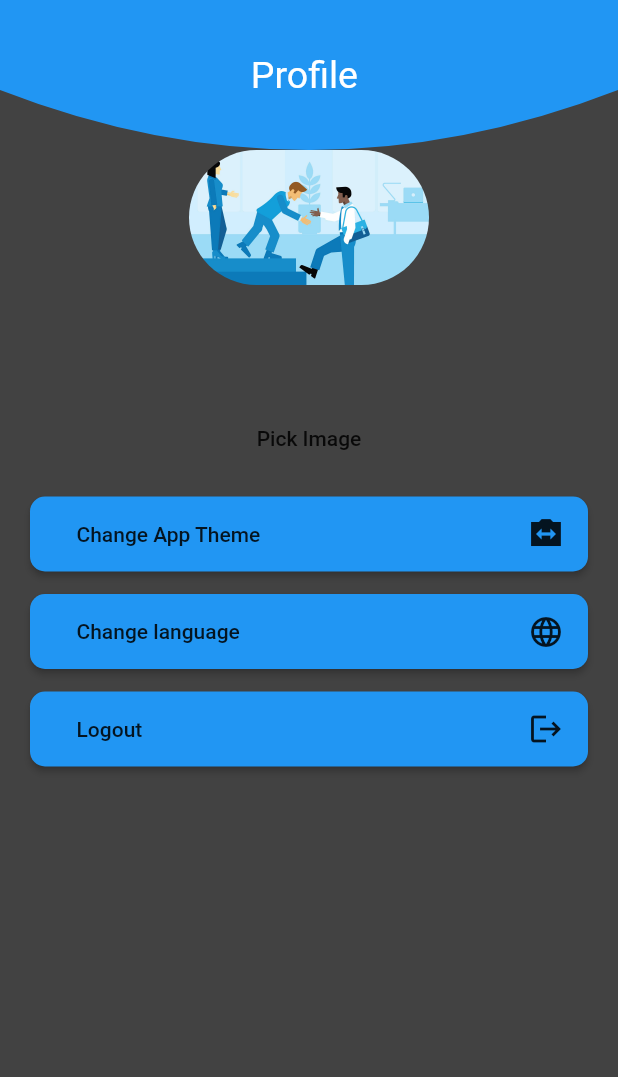
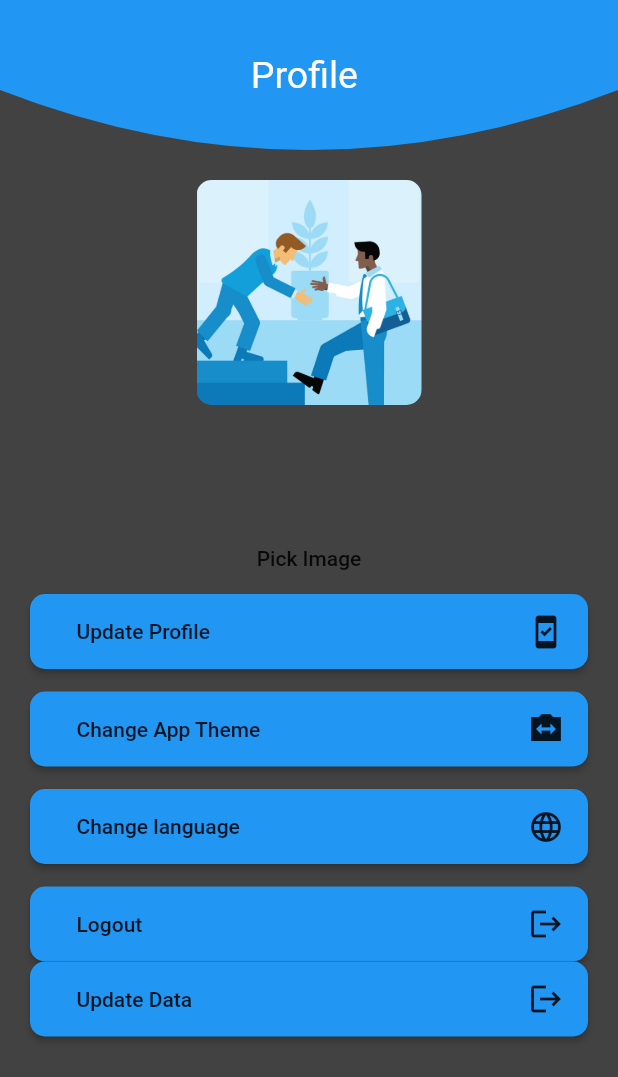
Before and after one commit to 27dandash/Booking-hotel-Algoriza, a Flutter app: the profile_screen screen opened directly, on a phone screen of 412 x 824 dp. Shown: the top 1077 px of the screen. Run offline on Flutter 3.47's test engine with Material 2 defaults, Android fonts, the phone set to English and light mode, and no system bars; our stand-ins replace bloc, buildcondition, connectivity, dio, flutter_bloc, flutter_conditional_rendering and 9 more; accounts and stored records are empty; network calls fail.

Commit message:
fix image

```diff
--- a/lib/layout/cubit/cubit.dart
+++ b/lib/layout/cubit/cubit.dart
@@ -1,7 +1,9 @@
 import 'dart:convert';
+import 'dart:io';
 
 import 'package:bloc/bloc.dart';
 import 'package:connectivity/connectivity.dart';
+import 'package:dio/dio.dart';
 import 'package:flutter/cupertino.dart';
 import 'package:flutter/material.dart';
 import 'package:flutter/services.dart';
@@ -56,42 +58,20 @@ class AppCubit extends Cubit<AppState> {
 
 //-------------------------------------------------pickImage
   final ImagePicker _picker = ImagePicker();
-  XFile? image;
+  XFile? pickImageFromGallery;
 
   void pickImage() async {
     emit(PickImageLoadingState());
-    final pickedFile = await _picker.pickImage(source: ImageSource.gallery);
-
-    if (pickedFile != null) {
-      image = pickedFile;
-
+    pickImageFromGallery = await _picker.pickImage(source: ImageSource.gallery);
     emit(PickImageSuccessState());
   }
+
+  void removeImage() async {
+    pickImageFromGallery;
+    emit(RemoveImageSuccessState());
   }
-//-------------------------------------------------updateprofile
 
-  TestProfile? updateprofileData;
 
-  void getupdateProfileData({
-   required String name,
-    required String email,
-     Image ? image,
-  }) {
-    emit(UpdateProfileLoadingDataState());
-
-    DioHelper.postData(url: updateProfileEndPoint, data: {
-      'name': name,
-      'email': email,
-      'image':image,
-    }).then((value) {
-      updateprofileData = TestProfile.fromJson(value.data['data']);
-      print('================updateprofile===============${updateprofileData!.name}');
-      emit(UpdateProfileSuccessDataState());
-    }).catchError((onError) {
-      print('================Error update profile======== ${onError.toString()}');
-      emit(UpdateProfileErrorDataState(onError.toString()));
-    });
-  }
 
 //-------------------------------------------------getprofile
   TestProfile? profileData;
@@ -250,52 +230,41 @@ class AppCubit extends Cubit<AppState> {
   }
 
   /////////////////////////////////////////////
-/*
-  Future<Either<ServerException, UserModel>> updateProfile({
-    required String token,
+
+//-------------------------------------------------updateprofile
+
+  TestProfile? updateprofileData;
+
+  void getUpdateProfileData({
     required String name,
     required String email,
-    File? image,
+    XFile? image,
+
   }) async {
-    return basicErrorHandling<UserModel>(
-      onSuccess: () async {
-        final response = await DioHelper.postData(
-          url: '$baseApiUrl$version$updateProfileEndPoint',
-          token: token,
-          // isMultipart: true,
-          data: FormData.fromMap({
+    emit(UpdateProfileLoadingDataState());
+
+    DioHelper.postData(
+            url: updateProfileEndPoint,
+            data: {
               'name': name,
               'email': email,
+
               'image': await MultipartFile.fromFile(
                 image!.path,
                 filename: Uri.file(image.path).pathSegments.last,
               ),
-          }),
-        );
 
-        return UserModel.fromJson(response.data);
             },
-      onServerException: (e) async {
-        return e;
-      },
-    );
+            token: token)
+        .then((value) {
+      updateprofileData = TestProfile.fromJson(value.data['data']);
+      print(
+          '================updateprofile===============${updateprofileData!.name}');
+      emit(UpdateProfileSuccessDataState());
+    }).catchError((onError) {
+      print(
+          '================Error update profile======== ${onError.toString()}');
+      emit(UpdateProfileErrorDataState(onError.toString()));
+    });
   }
-  ///////////////////////////postData
-    static Future<Response> postData({
-    required String url,
-    Map<String, dynamic>? query,
-    required dynamic data,
-    String lang = 'en',
-    String? token,
-    bool isMultipart = false,
-  }) async {
-    dio.options.headers = {
-      'lang': lang,
-      'Content-Type': 'application/json',
-      'token': token
-    };
-    return await dio.post(url, queryParameters: query, data: data);
 }
-
- */
-}
--- a/lib/layout/cubit/states.dart
+++ b/lib/layout/cubit/states.dart
@@ -17,6 +17,7 @@ class ShopLoadingState extends AppState {}
 class ShowMoreState extends AppState {}
 //-------------------------------------------pickImage
 class PickImageSuccessState extends AppState {}
+class RemoveImageSuccessState extends AppState {}
 class PickImageLoadingState extends AppState {}
 
 //-------------------------------------------updateprofilestate
--- a/lib/main.dart
+++ b/lib/main.dart
@@ -79,7 +79,7 @@ class MyApp extends StatelessWidget {
               ..gethotels()
               ..getSearch()
               ..getProfileData()
-              ..getupdateProfileData(name:'',email: '')
+              // ..getUpdateProfileData(name:'عبدالرحمن دندش',email: 'ww@gmail.com')
               ),
         BlocProvider<RegisterCubit>(
             create: (BuildContext context) => RegisterCubit())
--- a/lib/modules/ProfileScreen/profile_screen.dart
+++ b/lib/modules/ProfileScreen/profile_screen.dart
@@ -1,4 +1,5 @@
-import 'dart:html';
+
+import 'dart:io';
 
 import 'package:flutter/material.dart';
 import 'package:flutter_bloc/flutter_bloc.dart';
@@ -23,6 +24,7 @@ class profile_screen extends StatelessWidget {
           },
           builder: (context, state) {
             var cubit=AppCubit.get(context).profileData;
+            var bloc =AppCubit.get(context);
             return SafeArea(
               child: Column(
                 children: [
@@ -38,18 +40,36 @@ class profile_screen extends StatelessWidget {
                           )),
                     ),
                   ),
-               SizedBox(
-                 // width: 70,
-                 height: 90,
-                 child: ClipRRect(
-                   borderRadius: BorderRadius.circular(120),
-                   child: Image(
-                     image: AssetImage('assets/images/onboarding1.jpg'),
+                  SizedBox(
+                    height: 20,
+                  ),
+               GestureDetector(
+                  onTap: (){
+                    bloc.pickImage();
+                  },
+                 child:  bloc.pickImageFromGallery != null ? SizedBox(
+                   height: 150,
+                   child: ClipRRect(
+                     borderRadius: BorderRadius.circular(10),
+                     child:
+                     Stack(
+                       alignment: Alignment.topRight,
+                       children: [
+                          Image(image: FileImage(File(bloc.pickImageFromGallery!.path,)),fit: BoxFit.cover,height: 150,width: 150),
+                          GestureDetector(
+                              onTap: (){
+                                bloc.removeImage();
+                              },
+                              child: CircleAvatar(child: Icon(Icons.delete,size: 25,))),
+
+                       ],
+                     ),
                    ),
-                   // child: Image(
-                   //   image:NetworkImage(
-                   //       'http://api.mahmoudtaha.com/images/${cubit!.image}'),
-                   // ),
+                 ) : SizedBox(
+                   height: 150,
+                   child: ClipRRect(
+                      borderRadius: BorderRadius.circular(10),
+                       child: Image.asset('assets/images/onboarding1.jpg',fit: BoxFit.cover,height: 150,width: 150,)),
                  ),
                ),
                   Text('${cubit!.name}',style: const TextStyle(fontSize: 25,fontWeight: FontWeight.bold),),
@@ -64,7 +84,6 @@ class profile_screen extends StatelessWidget {
                           },
                           child: const Text('Pick Image'),
                         ),
-                        if (AppCubit.get(context).image != null)
                           // Container(
                           //   width: 200.0,
                           //   height: 200.0,
@@ -167,6 +186,31 @@ class profile_screen extends StatelessWidget {
                               )
                           ),
                         ),
+
+                        SizedBox(
+                          width: double.infinity,
+                          child: MaterialButton(
+                              height: 50,
+                              color: Colors.blue,
+                              shape: RoundedRectangleBorder(
+                                  borderRadius: BorderRadius.circular(10)),
+                              onPressed: () {
+                                bloc.getUpdateProfileData(
+                                    name: 'دشدووش',
+                                    email: 'sss@gmail.com',
+                                     image: bloc.pickImageFromGallery
+                                );
+                              },
+                              child: Row(
+                                children: [
+                                  SizedBox(width: 15,),
+                                  Text('Update Data'),
+                                  Spacer(),
+                                  Icon(Icons.logout)
+                                ],
+                              )
+                          ),
+                        )
                       ],
                     ),
                   ),
```
Also changed, not shown: pubspec.lock. Lines whose indentation alone changed are shown as unchanged.
